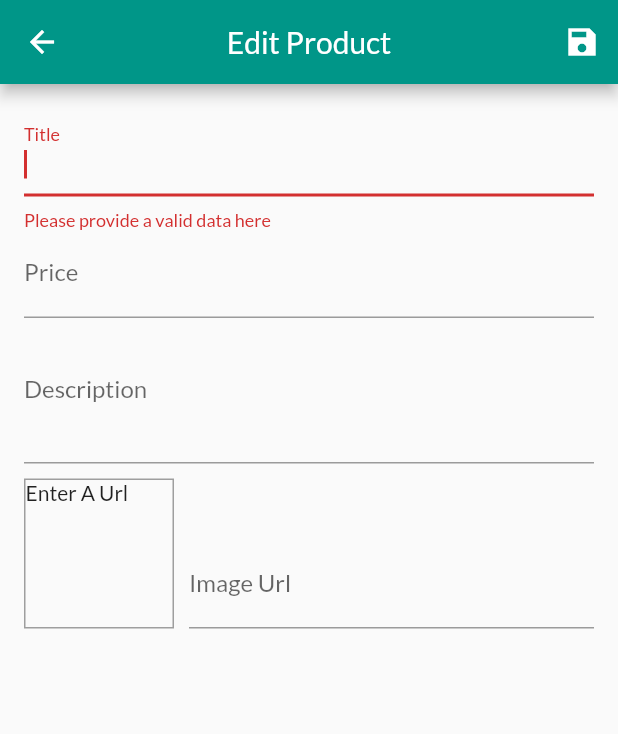
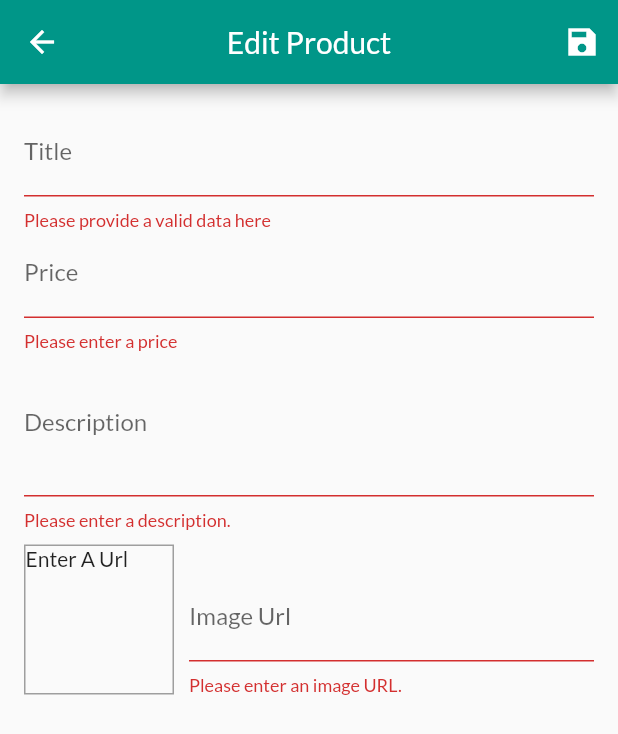
Before and after one commit to AbdelrahmanEhab20/Shop-App-With-Flutter, a Flutter app: the EditUserProductScreen screen opened by its route, after a tap on the "save" icon, on a phone screen of 412 x 824 dp. Shown: the top 734 px of the screen. Run offline on Flutter 3.47's test engine with Material 2 defaults, Android fonts, the phone set to English and light mode, and no system bars; network calls fail.

Commit message:
finished inputes and validations

```diff
--- a/lib/providers/product.dart
+++ b/lib/providers/product.dart
@@ -1,7 +1,7 @@
 import 'package:flutter/foundation.dart';
 
 class Product with ChangeNotifier {
-  final String? id;
+  final String id;
   final String title;
   final String description;
   final double price;
--- a/lib/screens/edit_product_screen.dart
+++ b/lib/screens/edit_product_screen.dart
@@ -1,4 +1,6 @@
 import 'package:flutter/material.dart';
+import 'package:provider/provider.dart';
+import '../providers/products_provider.dart';
 import '../providers/product.dart';
 
 class EditUserProductScreen extends StatefulWidget {
@@ -24,13 +26,23 @@ class Listener extends State<EditUserProductScreen> {
   var editedProduct = Product(
     // we will pass each value of textFields to the on saved() property with (){}
     //and start to assign values with it's keys then replace it with the original
-    id: null,
+    id: '',
     description: '',
     imageUrl: '',
     title: '',
     price: 0,
   );
+  // init Values For Adding a new Product
+  var initValues = {
+    'title': '',
+    'description': '',
+    'price': '',
+    'imageUrl': '',
+  };
+  //Var FOr Check Id true ---> id from other screen
+  var isInit = true;
   //Listener for imageFocusNode
+//---------------------------------------------------------
   @override
   void initState() {
     //Register a closure to be called when the object changes.
@@ -38,7 +50,35 @@ class Listener extends State<EditUserProductScreen> {
     _imageUrlFocusNode.addListener(_updateUrlImage);
     super.initState();
   }
+//---------------------------------------------------------
 
+//Get The ID Args
+  @override
+  void didChangeDependencies() {
+    if (isInit) {
+      ///Get the id before the run build like init state and use it here in this screen to
+      // access each item we want to update
+      final productId = ModalRoute.of(context)?.settings.arguments as String?;
+      if (productId != null) {
+        editedProduct = Provider.of<ProductsProvider>(context, listen: false)
+            .findByID(productId);
+        //then pass it to editedProducted
+
+        initValues = {
+          'title': editedProduct.title,
+          'description': editedProduct.description,
+          'price': editedProduct.price.toString(),
+          // 'imageUrl': _editedProduct.imageUrl,
+          'imageUrl': '',
+        };
+        _imageUrlController.text = editedProduct.imageUrl;
+      }
+    }
+    isInit = false;
+    super.didChangeDependencies();
+  }
+
+//---------------------------------------------------------
   @override
   void dispose() {
     _imageUrlFocusNode.removeListener(_updateUrlImage);
@@ -51,10 +91,18 @@ class Listener extends State<EditUserProductScreen> {
 
   //update url image Function
   void _updateUrlImage() {
-    if (!_imageUrlFocusNode.hasFocus) {
     //By adding it now and by calling setState() in there (even though it's empty),
     // we force Flutter to update the screen,
     // hence picking up the latest image value entered by the user.
+    // ++++++++++Check Validate
+    if (!_imageUrlFocusNode.hasFocus) {
+      if ((!_imageUrlController.text.startsWith('http') &&
+              !_imageUrlController.text.startsWith('https')) ||
+          (!_imageUrlController.text.endsWith('.png') &&
+              !_imageUrlController.text.endsWith('.jpg') &&
+              !_imageUrlController.text.endsWith('.jpeg'))) {
+        return;
+      }
       setState(() {});
     }
   }
@@ -71,14 +119,24 @@ class Listener extends State<EditUserProductScreen> {
       return;
     }
     _formKey.currentState!.save();
-    print(' Title:' +
-        editedProduct.title +
-        '\n , description :' +
-        editedProduct.description +
-        ' \n,imageURL : ' +
-        editedProduct.imageUrl +
-        '\n , price :' +
-        editedProduct.price.toString());
+    if (editedProduct.id != '') {
+      Provider.of<ProductsProvider>(context, listen: false)
+          .updateProduct(editedProduct.id, editedProduct);
+    } else {
+      Provider.of<ProductsProvider>(context, listen: false)
+          .addProduct(editedProduct);
+    }
+    //only called the provider of products add product
+
+    Navigator.of(context).pop();
+    // print(' Title:' +
+    //     editedProduct.title +
+    //     '\n , description :' +
+    //     editedProduct.description +
+    //     ' \n,imageURL : ' +
+    //     editedProduct.imageUrl +
+    //     '\n , price :' +
+    //     editedProduct.price.toString());
   }
 
   //------------------------------------------------------------
@@ -107,7 +165,7 @@ class Listener extends State<EditUserProductScreen> {
                   // like TextField but it's auto connected to the form
                   // here not like textField on change but we use on submitted
                   TextFormField(
-                    autofocus: true,
+                    initialValue: initValues['title'],
                     decoration: InputDecoration(labelText: 'Title'),
                     //Enum That Help To make an action to go to the next field/input
                     textInputAction: TextInputAction.next,
@@ -120,10 +178,10 @@ class Listener extends State<EditUserProductScreen> {
                       editedProduct = Product(
                           title: value.toString(),
                           description: editedProduct.description,
-                        id: null,
                           imageUrl: editedProduct.imageUrl,
                           price: editedProduct.price,
-                      );
+                          id: editedProduct.id,
+                          isFavorite: editedProduct.isFavorite);
                     },
                     //takes a function that validate on this input data
                     // value --> here is what entered now to the input field
@@ -136,7 +194,7 @@ class Listener extends State<EditUserProductScreen> {
                     }),
                   ),
                   TextFormField(
-                    autofocus: true,
+                    initialValue: initValues['price'],
                     decoration: InputDecoration(labelText: 'Price'),
                     //Enum That Help To make an action to go to the next field/input
                     textInputAction: TextInputAction.next,
@@ -150,15 +208,29 @@ class Listener extends State<EditUserProductScreen> {
                       editedProduct = Product(
                         title: editedProduct.title,
                         description: editedProduct.description,
-                        id: null,
+                        id: editedProduct.id,
+                        isFavorite: editedProduct.isFavorite,
                         imageUrl: editedProduct.imageUrl,
                         price: double.parse(value.toString()),
                       );
                     },
+                    //Function Validator of Price .....
+                    validator: ((value) {
+                      if (value.toString().isEmpty) {
+                        return 'Please enter a price';
+                      }
+                      if (double.tryParse(value.toString()) == null) {
+                        return 'please Enter A valid Number';
+                      }
+                      if (double.parse(value.toString()) <= 0) {
+                        return 'please Enter A Number greater than zero';
+                      }
+                      return null;
+                    }),
                   ),
                   //Here For Description we need multiline lines to enter data
                   TextFormField(
-                    autofocus: true,
+                    initialValue: initValues['description'],
                     decoration: InputDecoration(labelText: 'Description'),
                     //Enum That Help To make an action to go to the next field/input
                     textInputAction: TextInputAction.next,
@@ -173,10 +245,19 @@ class Listener extends State<EditUserProductScreen> {
                       editedProduct = Product(
                         title: editedProduct.title,
                         description: value.toString(),
-                        id: null,
+                        id: '',
                         imageUrl: editedProduct.imageUrl,
                         price: editedProduct.price,
                       );
+                    },
+                    validator: (value) {
+                      if (value.toString().isEmpty) {
+                        return 'Please enter a description.';
+                      }
+                      if (value.toString().length < 10) {
+                        return 'Should be at least 10 characters long.';
+                      }
+                      return null;
                     },
                   ),
                   // Here we can handle it with with device camera and package image or other handle
@@ -222,10 +303,26 @@ class Listener extends State<EditUserProductScreen> {
                             editedProduct = Product(
                               title: editedProduct.title,
                               description: editedProduct.description,
-                              id: null,
+                              id: editedProduct.id,
+                              isFavorite: editedProduct.isFavorite,
                               imageUrl: value.toString(),
                               price: editedProduct.price,
                             );
+                          },
+                          validator: (value) {
+                            if (value.toString().isEmpty) {
+                              return 'Please enter an image URL.';
+                            }
+                            if (!value.toString().startsWith('http') &&
+                                !value.toString().startsWith('https')) {
+                              return 'Please enter a valid URL.';
+                            }
+                            if (!value.toString().endsWith('.png') &&
+                                !value.toString().endsWith('.jpg') &&
+                                !value.toString().endsWith('.jpeg')) {
+                              return 'Please enter a valid image URL.';
+                            }
+                            return null;
                           },
                         ),
                       ),
--- a/lib/widgets/product_item.dart
+++ b/lib/widgets/product_item.dart
@@ -44,7 +44,7 @@ class ProductItem extends StatelessWidget {
                 color: Theme.of(context).accentColor,
                 icon: Icon(Icons.shopping_cart),
                 onPressed: () {
-                  cartData.addItem(productItemData.id!, productItemData.price,
+                  cartData.addItem(productItemData.id, productItemData.price,
                       productItemData.title);
                   //we need to add a pop up message that we really add item
                   //establish connection with scaffold to the nearest widget that control the page
@@ -63,7 +63,7 @@ class ProductItem extends StatelessWidget {
                     action: SnackBarAction(
                       label: 'Undo',
                       onPressed: () {
-                        cartData.removeSingleItem(productItemData.id!);
+                        cartData.removeSingleItem(productItemData.id);
                       },
                     ),
                   ));
```
Also changed, not shown: lib/providers/products_provider.dart (+34 -3 lines), lib/screens/user_products_screen.dart (+5 -3 lines), lib/widgets/user_product_item.dart (+10 -3 lines). Lines whose indentation alone changed are shown as unchanged.
